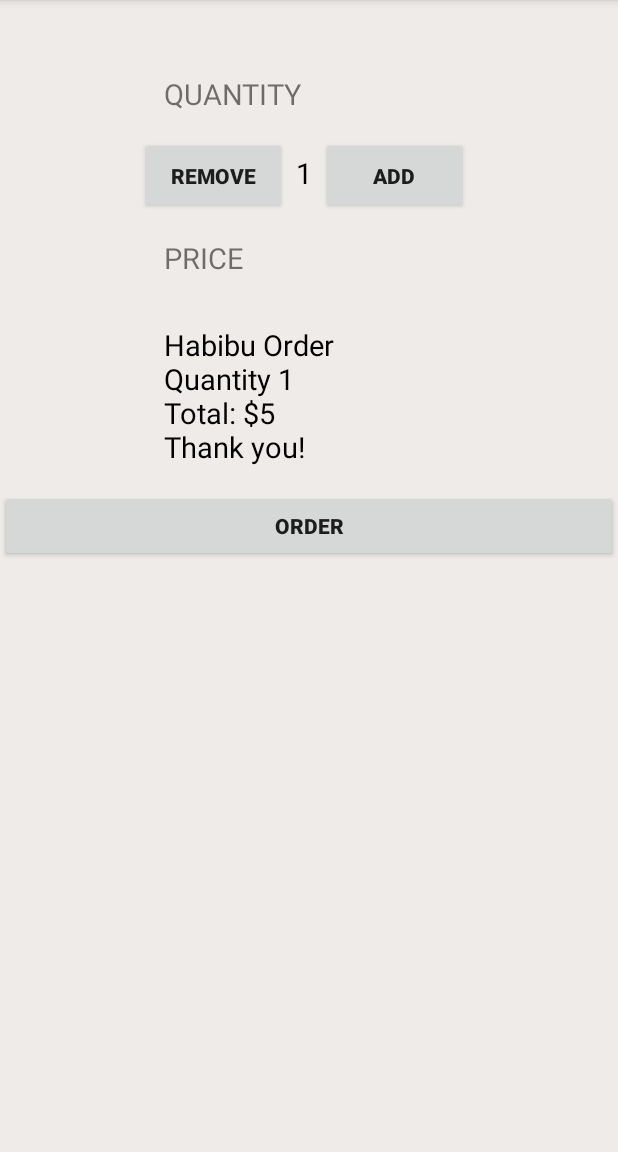
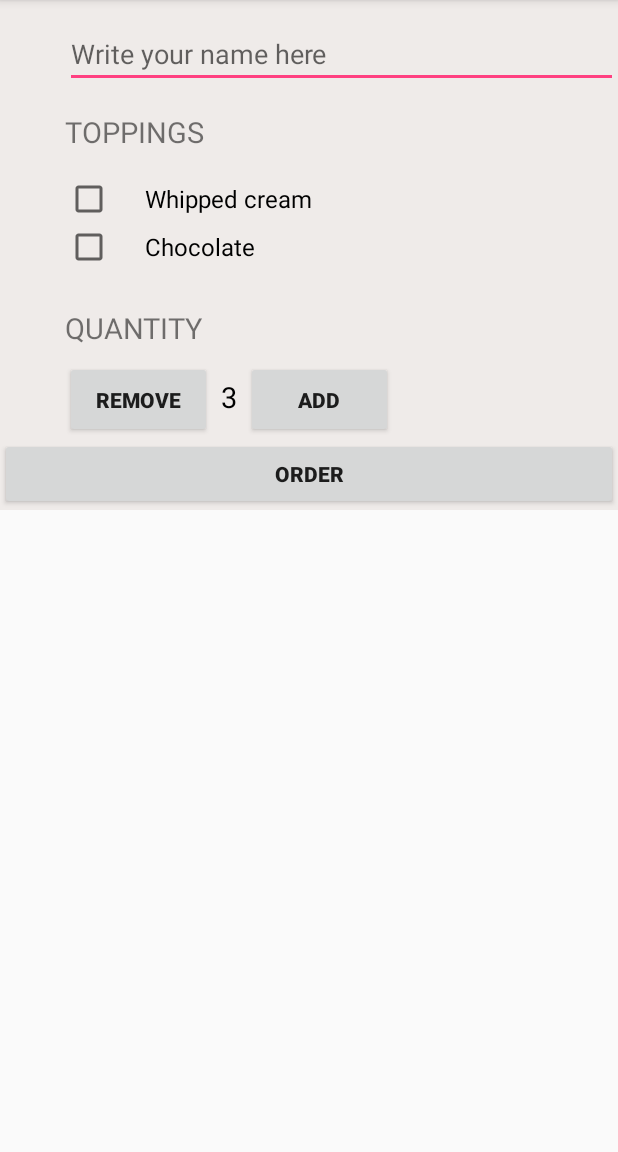
Before and after one commit to mkabdullahi/AndroidCoffeeOrder, an Android app: the screen it shows after launch (MainActivity), after a tap on "ORDER", on a phone screen of 412 x 824 dp, the part 84-1236 px from its top. Run offline under Robolectric (Android 15) with nearby library versions, the phone set to English and light mode, and no system bars; 1 other tap on this screen came first.

Commit message:
Dynamic functions, Intents to forard the order via Email added

```diff
--- a/app/src/main/java/com/habibu/zaki/justjava/MainActivity.java
+++ b/app/src/main/java/com/habibu/zaki/justjava/MainActivity.java
@@ -1,21 +1,29 @@
 package com.habibu.zaki.justjava;
 
+import android.content.Intent;
+import android.net.Uri;
 import android.os.Bundle;
 import android.support.v7.app.AppCompatActivity;
 import android.view.View;
+import android.widget.CheckBox;
+import android.widget.EditText;
 import android.widget.TextView;
+import android.widget.Toast;
 
 import java.text.NumberFormat;
 
 public class MainActivity extends AppCompatActivity {
 
     //global variable to show quantity values
-    int quantity = 0;
+    int quantity = 2;
 
     @Override
     protected void onCreate(Bundle savedInstanceState) {
         super.onCreate (savedInstanceState);
-        //Add icon on the actionBar
+
+        /*
+            Add icon on the actionBar
+         */
         getSupportActionBar ().setDisplayUseLogoEnabled (true);
         getSupportActionBar ().setDisplayShowHomeEnabled (true);
         getSupportActionBar ().setIcon (R.drawable.ic_coffee);
@@ -28,7 +36,15 @@ public class MainActivity extends AppCompatActivity {
         Method to increment the values of quantity when clicked
      */
     public void increment(View view) {
+        /*
+            Control the possibility of more than 100 order numbers
+         */
+        if(quantity == 100)
+        {
+            Toast.makeText (this, "You could not make coffee order more than 100 cups", Toast.LENGTH_SHORT).show ();
+            return;
 
+        }
         quantity = quantity + 1;
         display (quantity);
     }
@@ -37,6 +53,14 @@ public class MainActivity extends AppCompatActivity {
         Method to decrement the values of quantity when clicked
      */
     public void decrement(View view) {
+        /*
+            Controle the possibilty of making negative orders
+         */
+        if(quantity == 1 )
+        {
+            Toast.makeText (this, "You could not make coffee order less than 1 cups", Toast.LENGTH_SHORT).show ();
+            return;
+        }
         quantity = quantity - 1;
         display (quantity);
     }
@@ -46,8 +70,9 @@ public class MainActivity extends AppCompatActivity {
      */
     public void submitOrder(View view) {
 
+        /*
         int price = calculatePrice ();
-        /*
+
             displayPrice(quantity * 5);
 
         String priceMessage = "Total: $" + price + "\nThank you!";
@@ -56,8 +81,40 @@ public class MainActivity extends AppCompatActivity {
         String priceMessage = createOrderSummary (price);
         displayMessage (priceMessage);
         */
+        /*
+            Added @n18/Jan/2017
+            @Param Checkbox
+         */
+        CheckBox whippedCreamCheckBox = (CheckBox) findViewById (R.id.whipeed_cream_checkebox);
+        boolean hasWhippedCream = whippedCreamCheckBox.isChecked ();
 
-        displayMessage (createOrderSummary (price));
+        CheckBox chocolateCheckBox = (CheckBox) findViewById (R.id.chocolate_checkebox);
+        boolean hasChocolate = chocolateCheckBox.isChecked ();
+
+        EditText editText = (EditText) findViewById (R.id.order_name_field);
+        String orderName = editText.getText ().toString ();
+        editText.setText ("");
+        /*
+          Validate inputText if it is empty
+         */
+        if(orderName.matches (""))
+        {
+            Toast.makeText (this, "Please fill in your name", Toast.LENGTH_SHORT).show ();
+            return;
+        }
+        int price = calculatePrice (hasWhippedCream, hasChocolate);
+        String orderMessage = createOrderSummary (price, hasWhippedCream, hasChocolate, orderName);
+
+
+        Intent intent = new Intent (Intent.ACTION_VIEW);
+        intent.setData (Uri.parse ("mailto: "));
+        //intent.putExtra (Intent.EXTRA_EMAIL, addresses);
+        intent.putExtra (Intent.EXTRA_SUBJECT, "Coffee order for " + orderName);
+        intent.putExtra (Intent.EXTRA_TEXT, orderMessage);
+        if(intent.resolveActivity (getPackageManager ()) != null)
+        {
+            startActivity (intent);
+        }
 
     }
     /*
@@ -70,36 +127,51 @@ public class MainActivity extends AppCompatActivity {
         quantityOfCoffees.setText ("" + number);
     }
 
-    private String createOrderSummary(int price) {
-        String priceMessage = "Habibu Order";
-        priceMessage += "\nQuantity " + quantity;
-        priceMessage +="\nTotal: $" + price;
+    /*
+        Method to create order summary
+     */
+    private String createOrderSummary(int price, boolean addWhippedCream, boolean addChocolate, String orderName) {
+        /*
+            condition to check if whipped cream been added
+         */
+        String whippedCreamAdded = addWhippedCream ? "Yes" : "No";
+        String chocolateAdded = addChocolate ? "Yes" : "No";
+
+
+        String priceMessage = "Name: " + orderName;
+        priceMessage += "\nNo. of Cups " + quantity;
+        priceMessage += "\nW. Cream added ? " + whippedCreamAdded;
+        priceMessage += "\nChocolate added ?" + chocolateAdded;
+        priceMessage += "\nTotal price: $" + price;
         priceMessage += "\nThank you!";
+
         return priceMessage;
 
+
     }
+
     /*
         Methods to calculate total price to be paid
      */
-    private int calculatePrice()
+    private int calculatePrice(boolean addWhipped, boolean addChocolate)
     {
-        return  quantity * 5;
-    }
-    /*
-        Method to displayPrice on submitOrder()
-     */
-    protected void displayPrice(int number) {
-        TextView price;
-        price = (TextView) findViewById (R.id.price_text_view);
-        price.setText (NumberFormat.getCurrencyInstance ().format (number));
+        int basePrice = 5;
+        /*
+            @params addWhipped checks whether the user choose whipped cream
+            @params addChocolate checks whether the user choose aditional chocolate
+         */
+        if (addWhipped)
+        {
+            basePrice = basePrice + 2;
+        }
+        if(addChocolate)
+        {
+            basePrice = basePrice + 1;
+        }
+        return quantity * basePrice;
     }
 
-    /*
-        Method to display message on string
-     */
-    protected void displayMessage(String message) {
-        TextView priceTextView = (TextView) findViewById (R.id.price_text_view);
-        priceTextView.setText (message);
-    }
+
+
 
 }
--- a/app/src/main/res/layout/activity_main.xml
+++ b/app/src/main/res/layout/activity_main.xml
@@ -1,34 +1,84 @@
 <?xml version="1.0" encoding="utf-8"?>
-<LinearLayout xmlns:android="http://schemas.android.com/apk/res/android"
+<ScrollView
+    xmlns:android="http://schemas.android.com/apk/res/android"
     xmlns:tools="http://schemas.android.com/tools"
+    android:layout_width="match_parent"
+    android:layout_height="match_parent">
+
+
+    <LinearLayout
         android:id="@+id/activity_main"
         android:layout_width="match_parent"
-    android:layout_height="match_parent"
+        android:layout_height="wrap_content"
         android:background="#EFEBE9"
         android:orientation="vertical"
+        android:scrollbars="vertical"
         tools:context="com.habibu.zaki.justjava.MainActivity">
 
         <LinearLayout
             android:layout_width="match_parent"
             android:layout_height="wrap_content"
-        android:layout_marginTop="33dp"
+            android:layout_marginTop="13dp"
             android:orientation="vertical"
-        android:paddingLeft="93dp">
+            android:paddingLeft="43dp">
+
+            <EditText
+                android:id="@+id/order_name_field"
+                android:layout_width="match_parent"
+                android:layout_height="wrap_content"
+                android:hint="Write your name here"
+                android:inputType="textCapWords"
+
+                />
 
             <TextView
                 android:layout_width="wrap_content"
                 android:layout_height="wrap_content"
-            android:padding="16dp"
+                android:layout_marginBottom="16dp"
+                android:layout_marginTop="16dp"
+                android:text="Toppings"
+                android:textAllCaps="true"
+                android:textSize="19sp"/>
+
+            <CheckBox
+                android:id="@+id/whipeed_cream_checkebox"
+                android:layout_width="match_parent"
+                android:layout_height="match_parent"
+                android:paddingLeft="21dp"
+                android:text="Whipped cream"
+                android:textSize="16sp"/>
+
+            <CheckBox
+                android:id="@+id/chocolate_checkebox"
+                android:layout_width="match_parent"
+                android:layout_height="match_parent"
+                android:paddingLeft="21dp"
+                android:text="Chocolate"
+                android:textSize="16sp"/>
+        </LinearLayout>
+
+        <LinearLayout
+            android:layout_width="match_parent"
+            android:layout_height="wrap_content"
+            android:layout_marginTop="13dp"
+            android:orientation="vertical"
+            android:paddingLeft="43dp">
+
+            <TextView
+                android:layout_width="wrap_content"
+                android:layout_height="wrap_content"
+                android:layout_marginBottom="9dp"
+                android:layout_marginTop="11dp"
                 android:text="Quantity"
                 android:textAllCaps="true"
-            android:textSize="19dp" />
+                android:textSize="19sp"/>
         </LinearLayout>
 
         <LinearLayout
             android:layout_width="match_parent"
             android:layout_height="wrap_content"
             android:orientation="horizontal"
-        android:paddingLeft="93dp">
+            android:paddingLeft="43dp">
 
 
             <Button
@@ -44,9 +94,9 @@
                 android:layout_height="wrap_content"
                 android:paddingLeft="6dp"
                 android:paddingRight="6dp"
-            android:text="0"
+                android:text="2"
                 android:textColor="@android:color/black"
-            android:textSize="19sp" />
+                android:textSize="19sp"/>
 
 
             <Button
@@ -57,29 +107,6 @@
                 android:textStyle="bold"/>
         </LinearLayout>
 
-    <LinearLayout
-        android:layout_width="match_parent"
-        android:layout_height="wrap_content"
-        android:orientation="vertical"
-        android:paddingLeft="93dp">
-
-        <TextView
-            android:layout_width="wrap_content"
-            android:layout_height="wrap_content"
-            android:padding="16dp"
-            android:text="Price"
-            android:textAllCaps="true"
-            android:textSize="19dp" />
-
-        <TextView
-            android:id="@+id/price_text_view"
-            android:layout_width="wrap_content"
-            android:layout_height="wrap_content"
-            android:padding="16dp"
-            android:text="0"
-            android:textColor="@android:color/black"
-            android:textSize="19sp" />
-    </LinearLayout>
 
         <Button
             android:layout_width="match_parent"
@@ -90,3 +117,4 @@
 
 
     </LinearLayout>
+</ScrollView>
```
Also changed, not shown: app/src/main/res/layout/activity_flash_screen.xml (+4 -4 lines). Lines whose indentation alone changed are shown as unchanged.
